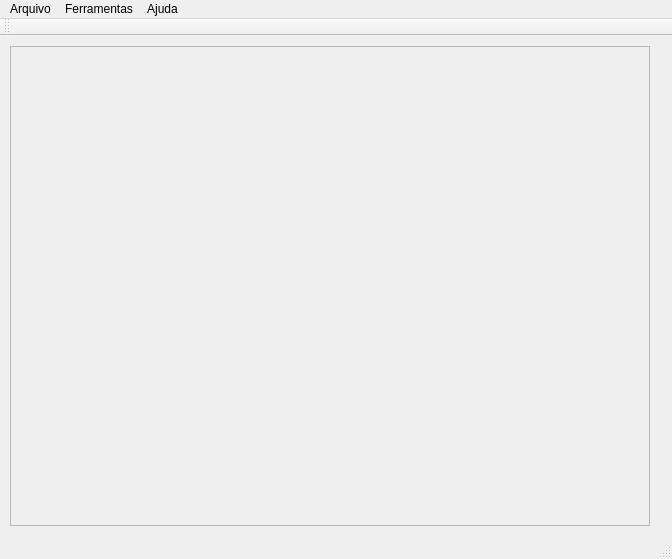
Qt form mainwindow.ui (guilhermota/Projeto_Robotica) before a commit.
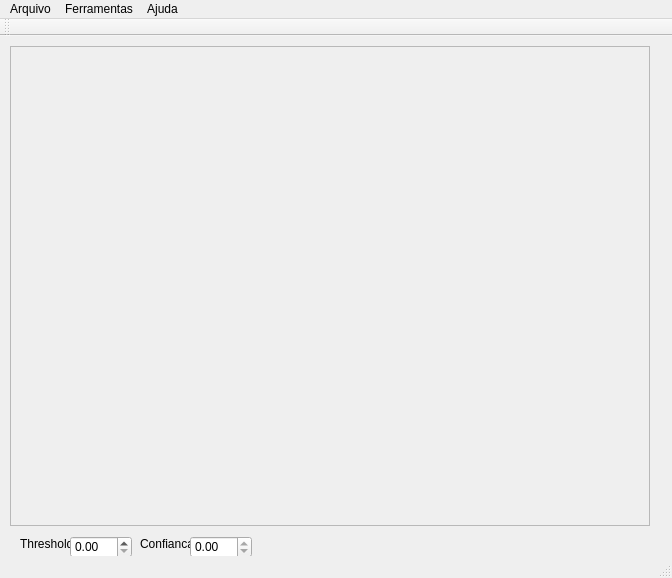
The same form after that commit.

```diff
--- a/mainwindow.ui
+++ b/mainwindow.ui
@@ -7,7 +7,7 @@
     <x>0</x>
     <y>0</y>
     <width>672</width>
-    <height>559</height>
+    <height>578</height>
    </rect>
   </property>
   <property name="windowTitle">
@@ -36,6 +36,61 @@
      <set>Qt::AlignCenter</set>
     </property>
    </widget>
+   <widget class="QLabel" name="label">
+    <property name="geometry">
+     <rect>
+      <x>20</x>
+      <y>500</y>
+      <width>51</width>
+      <height>16</height>
+     </rect>
+    </property>
+    <property name="text">
+     <string>Threshold:</string>
+    </property>
+   </widget>
+   <widget class="QDoubleSpinBox" name="doubleSpinBox">
+    <property name="geometry">
+     <rect>
+      <x>70</x>
+      <y>500</y>
+      <width>62</width>
+      <height>22</height>
+     </rect>
+    </property>
+    <property name="maximum">
+     <double>100000000000000000.000000000000000</double>
+    </property>
+   </widget>
+   <widget class="QLabel" name="label_2">
+    <property name="geometry">
+     <rect>
+      <x>140</x>
+      <y>500</y>
+      <width>51</width>
+      <height>16</height>
+     </rect>
+    </property>
+    <property name="text">
+     <string>Confianca:</string>
+    </property>
+   </widget>
+   <widget class="QDoubleSpinBox" name="doubleSpinBox_2">
+    <property name="geometry">
+     <rect>
+      <x>190</x>
+      <y>500</y>
+      <width>62</width>
+      <height>22</height>
+     </rect>
+    </property>
+    <property name="readOnly">
+     <bool>true</bool>
+    </property>
+    <property name="maximum">
+     <double>100000000000000004764729344.000000000000000</double>
+    </property>
+   </widget>
   </widget>
   <widget class="QMenuBar" name="menuBar">
    <property name="geometry">
```
